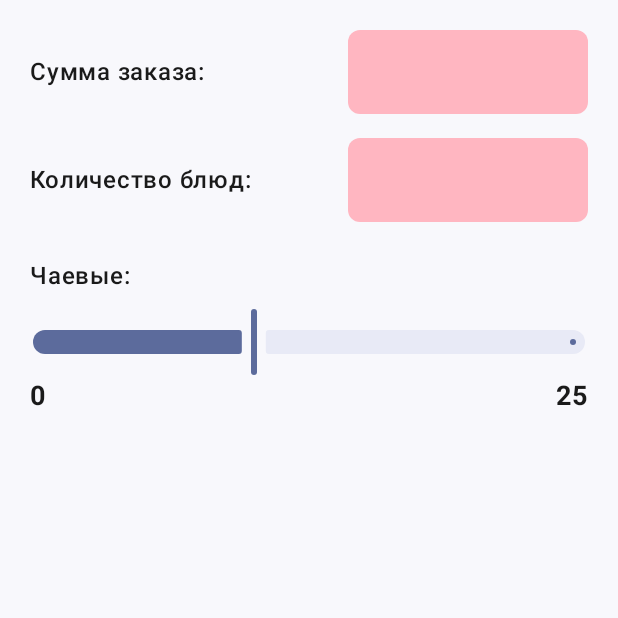
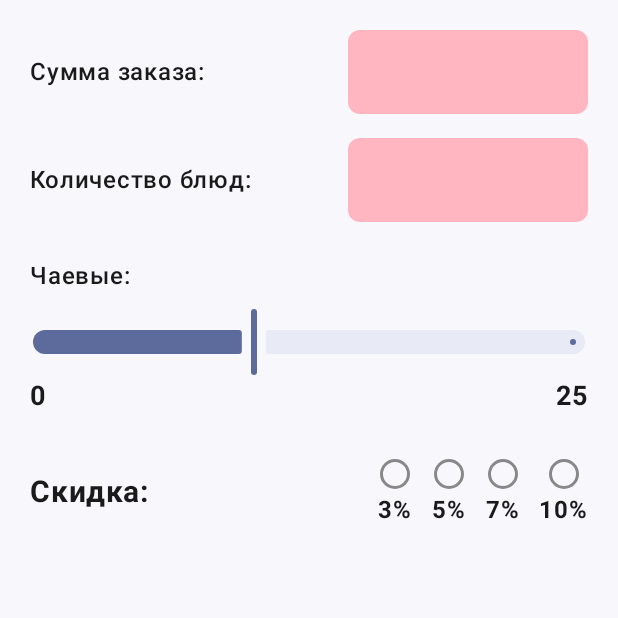
Before and after one commit to nobel-von-it/TipCalc_Andr5, an Android app built with Jetpack Compose: the screen it shows after launch (MainActivity), on a phone screen of 412 x 824 dp, the top half of it. Run offline under Robolectric (Android 15) with nearby library versions, the phone set to English and light mode, and no system bars.

Commit message:
Add RadioGroup for discount percentage

```diff
--- a/app/src/main/java/com/example/tipcalc5/MainActivity.kt
+++ b/app/src/main/java/com/example/tipcalc5/MainActivity.kt
@@ -16,6 +16,8 @@ import androidx.compose.foundation.layout.padding
 import androidx.compose.foundation.layout.width
 import androidx.compose.foundation.shape.RoundedCornerShape
 import androidx.compose.foundation.text.KeyboardOptions
+import androidx.compose.material3.RadioButton
+import androidx.compose.material3.RadioButtonDefaults
 import androidx.compose.material3.Scaffold
 import androidx.compose.material3.Slider
 import androidx.compose.material3.SliderDefaults
@@ -60,11 +62,25 @@ val DarkTextColor = Color(0xFF1A1A1A)
 val SliderActiveColor = Color(0xFF5C6B9C)
 val SliderInactiveColor = Color(0xFFE8EAF6)
 
+fun getDiscountPercent(dishCount: Int): Int {
+    return when {
+        dishCount in 1..2 -> 3
+        dishCount in 3..5 -> 5
+        dishCount in 6..10 -> 7
+        dishCount > 10 -> 10
+        else -> 0
+    }
+}
+
 @Composable
 fun TipCalculatorScreen(modifier: Modifier = Modifier) {
     var orderAmountText by remember { mutableStateOf("") }
     var dishCountText by remember { mutableStateOf("") }
     var tipPercent by remember { mutableFloatStateOf(10f) }
+
+    val dishCount = dishCountText.toIntOrNull() ?: 0
+    val discountPercent = getDiscountPercent(dishCount)
+    val discountOptions = listOf(3, 5, 7, 10)
 
     Surface(
         modifier = modifier
@@ -176,6 +192,48 @@ fun TipCalculatorScreen(modifier: Modifier = Modifier) {
                     color = DarkTextColor
                 )
             }
+
+            Spacer(modifier = Modifier.height(28.dp))
+
+            // Скидка (RadioGroup)
+            Row(
+                modifier = Modifier.fillMaxWidth(),
+                verticalAlignment = Alignment.CenterVertically,
+                horizontalArrangement = Arrangement.SpaceBetween
+            ) {
+                Text(
+                    text = "Скидка:",
+                    fontSize = 20.sp,
+                    fontWeight = FontWeight.Bold,
+                    color = DarkTextColor
+                )
+
+                Row(
+                    horizontalArrangement = Arrangement.spacedBy(12.dp),
+                    verticalAlignment = Alignment.CenterVertically
+                ) {
+                    discountOptions.forEach { option ->
+                        Column(
+                            horizontalAlignment = Alignment.CenterHorizontally
+                        ) {
+                            RadioButton(
+                                selected = (discountPercent == option),
+                                onClick = null,
+                                colors = RadioButtonDefaults.colors(
+                                    selectedColor = SliderActiveColor,
+                                    unselectedColor = Color.Gray
+                                )
+                            )
+                            Text(
+                                text = "$option%",
+                                fontSize = 16.sp,
+                                fontWeight = FontWeight.Bold,
+                                color = DarkTextColor
+                            )
+                        }
+                    }
+                }
+            }
         }
     }
 }
```
